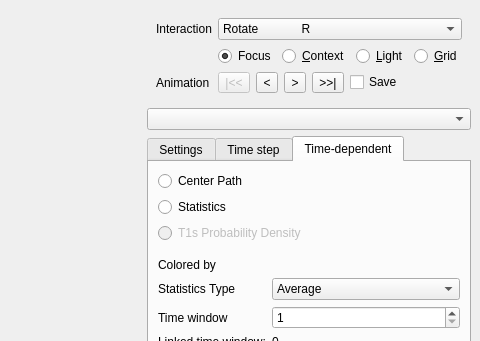
Qt form MainWindow.ui (danlipsa/foamvis) before a commit; both pictures show x 563 to 1043 and y 0 to 341 of the 1043 by 596 pixel window.
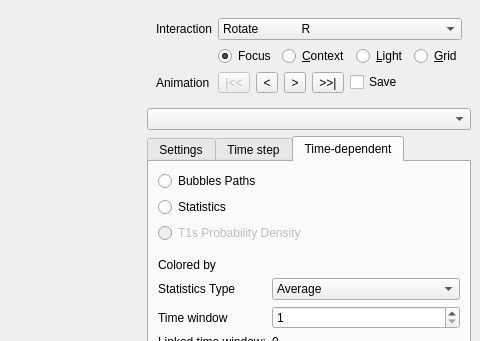
The same form after that commit. The open tabs and pages were chosen to show the change. Custom widgets are drawn as their Qt base class.

What changed in the file:
```diff
--- a/MainWindow.ui
+++ b/MainWindow.ui
@@ -1853,7 +1853,7 @@
            <item>
             <widget class="QRadioButton" name="radioButtonCenterPath">
              <property name="text">
-              <string>Center Path</string>
+              <string>Bubbles Paths</string>
              </property>
              <attribute name="buttonGroup">
               <string>buttonGroupViewType</string>
```
Left out of the diff: 4 changed lines with no effect on the pictures.
